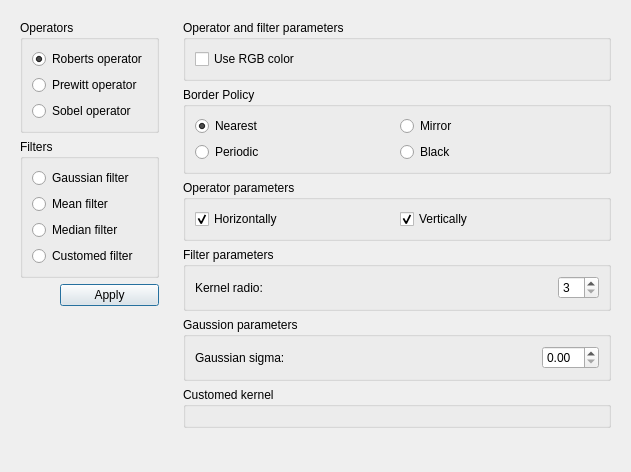
The window that src/FilterDialog.ui (Ovilia/PIP) describes before a commit, drawn with Qt 5.
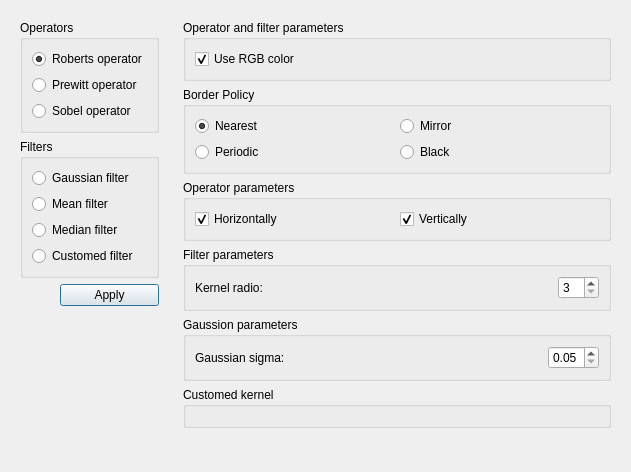
The same window after the commit.

Commit message: Filters complete. Bugs remain in deconstructor

```diff
--- a/src/FilterDialog.ui
+++ b/src/FilterDialog.ui
@@ -182,6 +182,9 @@
            <property name="text">
             <string>Use RGB color</string>
            </property>
+           <property name="checked">
+            <bool>true</bool>
+           </property>
           </widget>
          </item>
         </layout>
@@ -358,7 +361,13 @@
              </spacer>
             </item>
             <item>
-             <widget class="QDoubleSpinBox" name="doubleSpinBox">
+             <widget class="QDoubleSpinBox" name="sigmaSpin">
+              <property name="minimum">
+               <double>0.050000000000000</double>
+              </property>
+              <property name="maximum">
+               <double>5.000000000000000</double>
+              </property>
               <property name="singleStep">
                <double>0.050000000000000</double>
               </property>
```
Left out of the diff: 2 changed lines with no effect on the pictures. The commit also changes 13 other files.
